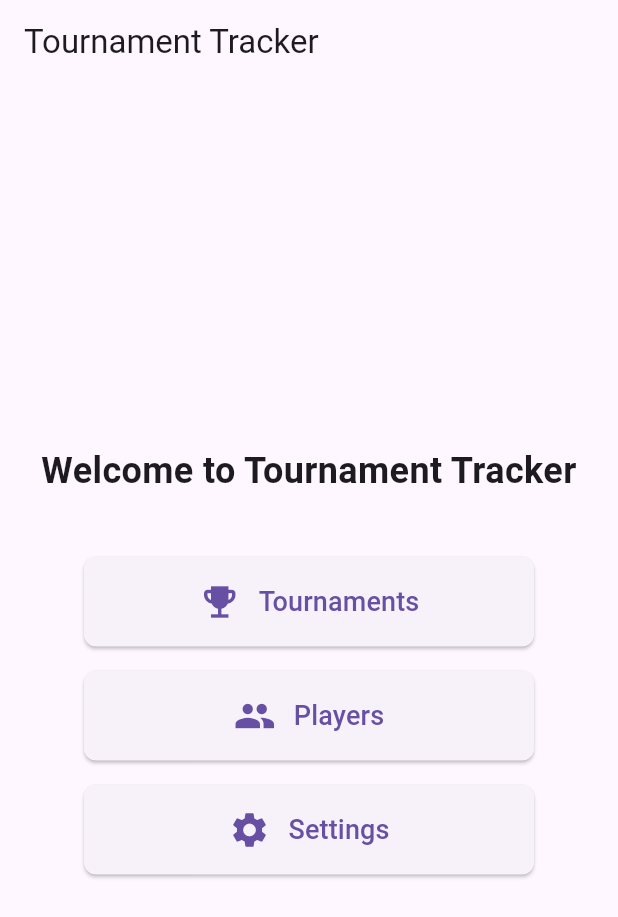
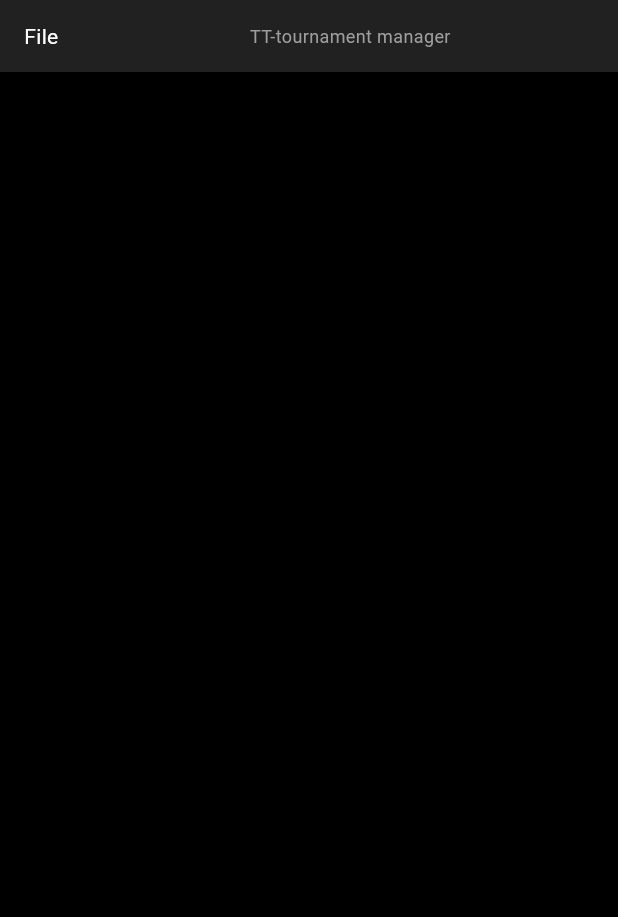
Before and after one commit to nikitAugsburg/TT-Tournament-Management-Software, a Flutter app: the screen it shows after launch, on a phone screen of 412 x 824 dp. Shown: the top 917 px of the screen. Run offline on Flutter 3.47's test engine with Material 3 defaults, Android fonts, the phone set to English and light mode, and no system bars; our stand-ins replace sqflite, sqflite_common_ffi; accounts and stored records are empty; project files that could hold a hidden picture were left out.

Commit message:
feat: Add top bar with File menu and app title to home screen

```diff
--- a/tt_flutter/lib/screens/home_screen.dart
+++ b/tt_flutter/lib/screens/home_screen.dart
@@ -1,7 +1,4 @@
 import 'package:flutter/material.dart';
-import 'tournament_list_screen.dart';
-import 'player_list_screen.dart';
-import 'settings_screen.dart';
 
 class HomeScreen extends StatelessWidget {
   const HomeScreen({Key? key}) : super(key: key);
@@ -9,66 +6,55 @@ class HomeScreen extends StatelessWidget {
   @override
   Widget build(BuildContext context) {
     return Scaffold(
-      appBar: AppBar(
-        title: const Text('Tournament Tracker'),
-        elevation: 0,
-      ),
-      body: Center(
-        child: Padding(
-          padding: const EdgeInsets.all(16.0),
-          child: Column(
-            mainAxisAlignment: MainAxisAlignment.center,
-            children: [
-              const Text(
-                'Welcome to Tournament Tracker',
-                style: TextStyle(
-                  fontSize: 24,
-                  fontWeight: FontWeight.bold,
+      backgroundColor: Colors.black,
+      body: Column(
+        children: [
+          // Top Bar
+          Container(
+            height: 48,
+            color: Colors.grey[900],
+            child: Row(
+              children: [
+                // File menu
+                PopupMenuButton<String>(
+                  color: Colors.grey[850],
+                  child: const Padding(
+                    padding: EdgeInsets.symmetric(horizontal: 16),
+                    child: Text('File', style: TextStyle(color: Colors.white)),
+                  ),
+                  itemBuilder: (context) => [
+                    const PopupMenuItem(value: 'open', child: Text('Open')),
+                    const PopupMenuItem(value: 'save', child: Text('Save')),
+                    const PopupMenuItem(value: 'exit', child: Text('Exit')),
+                    const PopupMenuItem(value: 'new', child: Text('New')),
+                  ],
+                  onSelected: (value) {
+                    // TODO: Handle menu actions
+                  },
                 ),
-                textAlign: TextAlign.center,
-              ),
-              const SizedBox(height: 40),
-              HomeMenuButton(
-                icon: Icons.emoji_events,
-                label: 'Tournaments',
-                onTap: () {
-                  Navigator.push(
-                    context,
-                    MaterialPageRoute(
-                      builder: (context) => const TournamentListScreen(),
+                // App or tournament name
+                const Expanded(
+                  child: Center(
+                    child: Text(
+                      'TT-tournament manager',
+                      style: TextStyle(
+                        color: Colors.grey,
+                        fontWeight: FontWeight.normal,
+                        fontSize: 12,
+                      ),
                     ),
-                  );
-                },
-              ),
-              const SizedBox(height: 16),
-              HomeMenuButton(
-                icon: Icons.people,
-                label: 'Players',
-                onTap: () {
-                  Navigator.push(
-                    context,
-                    MaterialPageRoute(
-                      builder: (context) => const PlayerListScreen(),
-                    ),
-                  );
-                },
-              ),
-              const SizedBox(height: 16),
-              HomeMenuButton(
-                icon: Icons.settings,
-                label: 'Settings',
-                onTap: () {
-                  Navigator.push(
-                    context,
-                    MaterialPageRoute(
-                      builder: (context) => const SettingsScreen(),
-                    ),
-                  );
-                },
-              ),
-            ],
+                  ),
+                ),
+              ]
+            ),
           ),
-        ),
+          // Main content will be implemented in next steps
+          Expanded(
+            child: Container(
+              color: Colors.black,
+            ),
+          ),
+        ],
       ),
     );
   }
```
Also changed, not shown: tt_flutter/lib/widgets/tournament_info_card.dart (renamed from tt_flutter/lib/widgets/TournamentInfoCard.dart), 1 other file.
